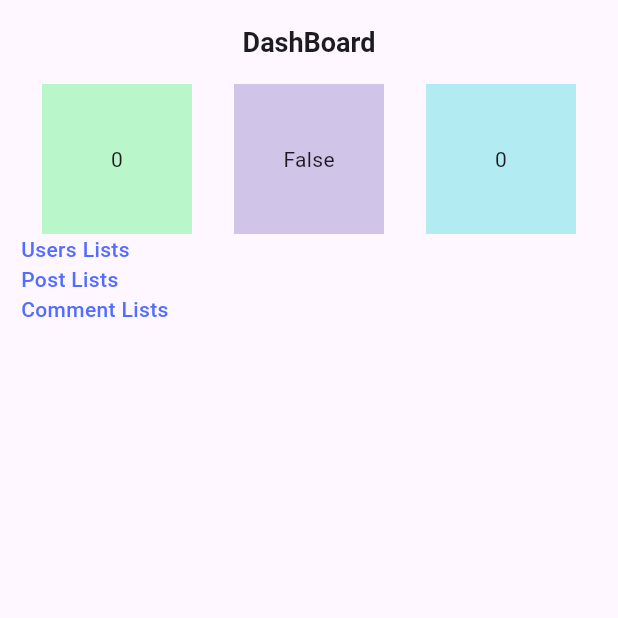
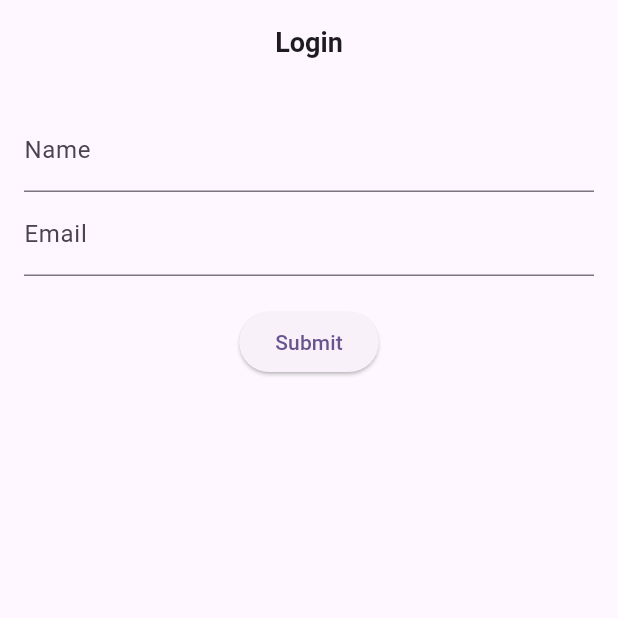
Before and after one commit to Dhivya1425/personal, a Flutter app: the screen it shows after launch, on a phone screen of 412 x 824 dp, the top half of it. Run offline on Flutter 3.47's test engine with Material 3 defaults, Android fonts, the phone set to English and light mode, and no system bars; our stand-ins replace flutter_riverpod.

Commit message:
learn post method in riverpod - completed

```diff
--- a/lib/Dash_board/view_model/dash_board_view_model.dart
+++ b/lib/Dash_board/view_model/dash_board_view_model.dart
@@ -16,8 +16,8 @@ class DashBoardViewModel extends StateNotifier<DashBoardState> {
   List<Comment> commentList = [];
 
   Future apiCall() async {
-    state = state.copywith(isLoading: true);
     try {
+      state = state.copywith(isLoading: true);
       userList = await service.fetchUsers();
       postList = await service.fetchPosts();
       commentList = await service.fetchComments();
--- /dev/null
+++ b/lib/Login/model/login_user_model.dart
@@ -0,0 +1,13 @@
+class LoginUser {
+  final String name;
+  final String email;
+
+  LoginUser({required this.name, required this.email});
+
+  Map<String, dynamic> toJson() {
+    return {
+      'name': name,
+      'email': email,
+    };
+  }
+}
--- /dev/null
+++ b/lib/Login/provider/login_provider.dart
@@ -0,0 +1,13 @@
+
+
+import 'package:flutter_riverpod/flutter_riverpod.dart';
+import 'package:learning/Login/serivce/login_service.dart';
+
+import '../view_model/login_view_model.dart';
+
+final loginProvider = Provider<ApiService>((ref) => ApiService());
+
+final loginUserViewModelProvider =
+StateNotifierProvider<LoginViewModel, String>(
+      (ref) => LoginViewModel(ref.read(loginProvider)),
+);
--- /dev/null
+++ b/lib/Login/view/login_view.dart
@@ -0,0 +1,63 @@
+import 'package:flutter/material.dart';
+import 'package:flutter_riverpod/flutter_riverpod.dart';
+import 'package:learning/Login/provider/login_provider.dart';
+
+import '../../Dash_board/view/dash_board_view.dart';
+import '../model/login_user_model.dart';
+
+class LoginView extends ConsumerStatefulWidget {
+  const LoginView({super.key});
+
+  @override
+  ConsumerState<LoginView> createState() => _LoginViewState();
+}
+
+class _LoginViewState extends ConsumerState<LoginView> {
+
+  final nameController = TextEditingController();
+  final emailController = TextEditingController();
+
+  void submitForm() {
+    final name = nameController.text;
+    final email = emailController.text;
+
+    if (name.isEmpty || email.isEmpty) return;
+
+    final user = LoginUser(name: name, email: email);
+    ref.read(loginUserViewModelProvider.notifier).submitUser(user);
+    Navigator.of(context).push(MaterialPageRoute(builder: (context) => DashBoardView()));
+  }
+
+
+  @override
+  Widget build(BuildContext context) {
+    final state = ref.watch(loginUserViewModelProvider);
+    return Scaffold(
+      appBar: AppBar(
+        centerTitle: true,
+        title: Text("Login",style: TextStyle(fontSize: 18, fontWeight: FontWeight.w700),),
+      ),
+      body: Column(
+        children: [
+      Padding(
+      padding: const EdgeInsets.all(16.0),
+      child: Column(
+        children: [
+          TextField(controller: nameController, decoration: InputDecoration(labelText: 'Name')),
+          TextField(controller: emailController, decoration: InputDecoration(labelText: 'Email')),
+          SizedBox(height: 20),
+          ElevatedButton(
+            onPressed: submitForm,
+            child: Text('Submit'),
+          ),
+          SizedBox(height: 20),
+          Text(state.toString())
+        ],
+      ),
+    ),
+
+        ],
+      ),
+    );
+  }
+}
--- a/lib/main.dart
+++ b/lib/main.dart
@@ -1,6 +1,8 @@
 import 'package:flutter/material.dart';
 import 'package:flutter_riverpod/flutter_riverpod.dart';
 import 'package:learning/Dash_board/view/dash_board_view.dart';
+
+import 'Login/view/login_view.dart';
 
 void main() {
   runApp(ProviderScope(child: const MyApp()));
@@ -18,7 +20,7 @@ class MyApp extends StatelessWidget {
         colorScheme: ColorScheme.fromSeed(seedColor: Colors.deepPurple),
         useMaterial3: true,
       ),
-      home: const DashBoardView(),
+      home: const LoginView(),
     );
   }
 }
```
Also changed, not shown: lib/Dash_board/services/api_service.dart (+4 -4 lines), lib/Dash_board/view/dash_board_view.dart (+9 -7 lines), lib/Login/serivce/login_service.dart (added, +23 -0 lines), lib/Login/view_model/login_view_model.dart (added, +20 -0 lines).
